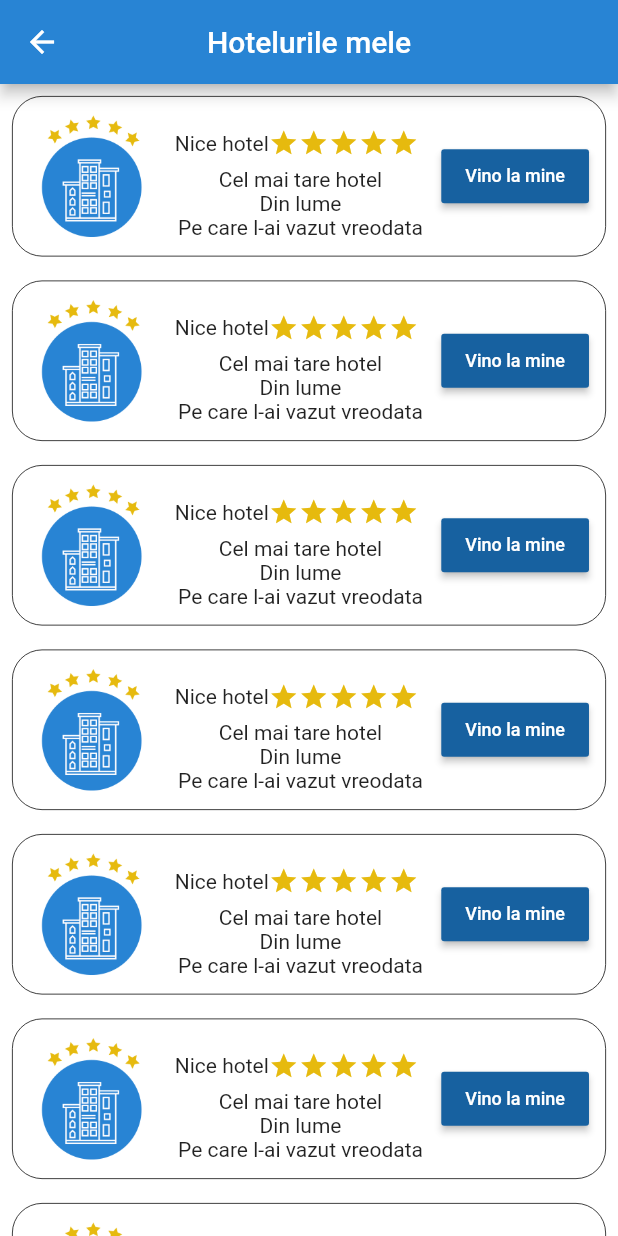
After one commit to AndreiP95/hotelbooking, a Flutter app: the HotelDashboard screen opened by its route, on a phone screen of 412 x 824 dp. The commit adds this screen. Run offline on Flutter 3.47's test engine with Material 2 defaults, Android fonts, the phone set to English and light mode, and no system bars; our stand-ins replace animated_text_kit, firebase_auth, modal_progress_hud, string_validator; missing offline and left inert: dart:html; accounts and stored records are empty.

Commit message:
Created Dashboard - Default list of hotels

```diff
--- a/lib/main.dart
+++ b/lib/main.dart
@@ -1,3 +1,4 @@
+import 'package:hotelbooking/ui/screens/dashboard.dart';
 import 'package:hotelbooking/utils/constants.dart';
 import 'package:flutter/material.dart';
 import 'package:hotelbooking/ui/screens/welcome.dart';
@@ -15,6 +16,7 @@ class HotelBooking extends StatelessWidget {
         kRegistrationScreenRoute: (context) => RegistrationScreen(),
         kLoginScreenRoute: (context) => LoginScreen(),
         kWelcomeScreenRoute: (context) => WelcomeScreen(),
+        kHotelsDashboard: (context) => HotelDashboard()
       },
     );
   }
--- a/lib/model/user.dart
+++ b/lib/model/user.dart
@@ -2,10 +2,11 @@ import 'package:hotelbooking/model/booking.dart';
 
 class User {
 
-  User({this.id, this.email, this.phone,});
+  User({this.id, this.email, this.phone,this.nickname});
 
   final int id;
   final String email;
+  final String nickname;
   final List<Booking> bookings = [];
   final String phone;
 
--- /dev/null
+++ b/lib/ui/screens/dashboard.dart
@@ -0,0 +1,93 @@
+import 'package:flutter/cupertino.dart';
+import 'package:flutter/material.dart';
+import 'package:hotelbooking/utils/constants.dart';
+
+class HotelDashboard extends StatelessWidget {
+  @override
+  Widget build(BuildContext context) {
+    return Scaffold(
+      appBar: AppBar(
+        backgroundColor: Color(kLightBlue),
+        centerTitle: true,
+        title: Text('Hotelurile mele'),
+      ),
+      backgroundColor: Colors.white,
+      body: ListView(
+        children: getListItems(),
+      ),
+    );
+  }
+
+  List<Widget> getListItems() {
+    List<Widget> widgetList = [];
+    for (int i = 0; i < 12; i++) {
+      widgetList.add(Padding(
+        padding: const EdgeInsets.all(8.0),
+        child: Container(
+          padding: EdgeInsets.all(8),
+          decoration: BoxDecoration(
+            borderRadius: BorderRadius.circular(20),
+            border: Border.all(width: 0.5),
+          ),
+          child: Row(
+            mainAxisAlignment: MainAxisAlignment.start,
+            children: <Widget>[
+              Flexible(
+                child: Image(
+                  width: 90,
+                  height: 90,
+                  image: AssetImage('images/logo.png'),
+                ),
+              ),
+              Column(
+                mainAxisAlignment: MainAxisAlignment.center,
+                children: <Widget>[
+                  Padding(
+                    padding: EdgeInsets.only(
+                        top: 10, left: 10, right: 15, bottom: 6),
+                    child: Row(
+                      children: <Widget>[
+                        Text('Nice hotel'),
+                        createDefaultStar(),
+                        createDefaultStar(),
+                        createDefaultStar(),
+                        createDefaultStar(),
+                        createDefaultStar(),
+                      ],
+                    ),
+                  ),
+                  Text('Cel mai tare hotel'),
+                  Text('Din lume'),
+                  Text('Pe care l-ai vazut vreodata')
+                ],
+              ),
+              Container(
+                decoration:
+                    BoxDecoration(borderRadius: BorderRadius.circular(15)),
+                child: RaisedButton(
+                  child: Text(
+                    'Vino la mine',
+                    style: TextStyle(fontSize: 12, color: Colors.white),
+                  ),
+                  color: Color(kDarkBlue),
+                  onPressed: () {
+                    print('Am fost apasat');
+                  },
+                ),
+              )
+            ],
+          ),
+        ),
+      ));
+    }
+    return widgetList;
+  }
+
+  Widget createDefaultStar() {
+    return Icon(
+      Icons.star,
+      size: 20,
+      color: Color(kYellow),
+    );
+  }
+}
```
Also changed, not shown: lib/ui/screens/login.dart (+27 -4 lines), lib/ui/screens/registration.dart (+16 -1 lines), lib/utils/constants.dart (+7 -1 lines).
